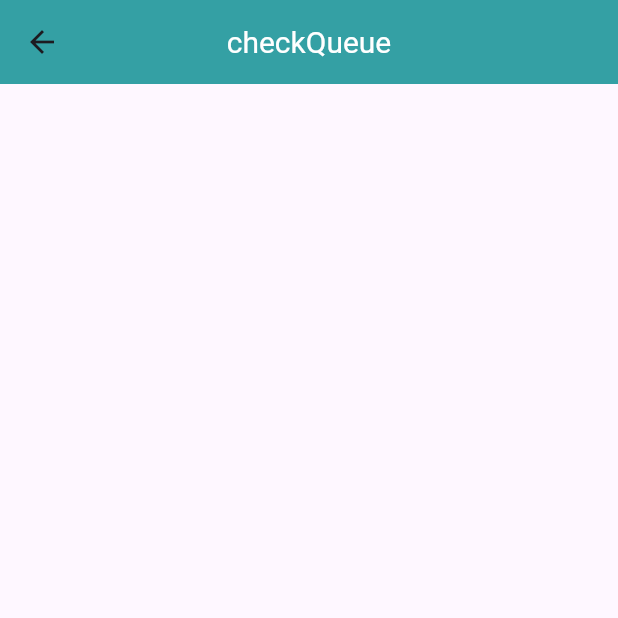
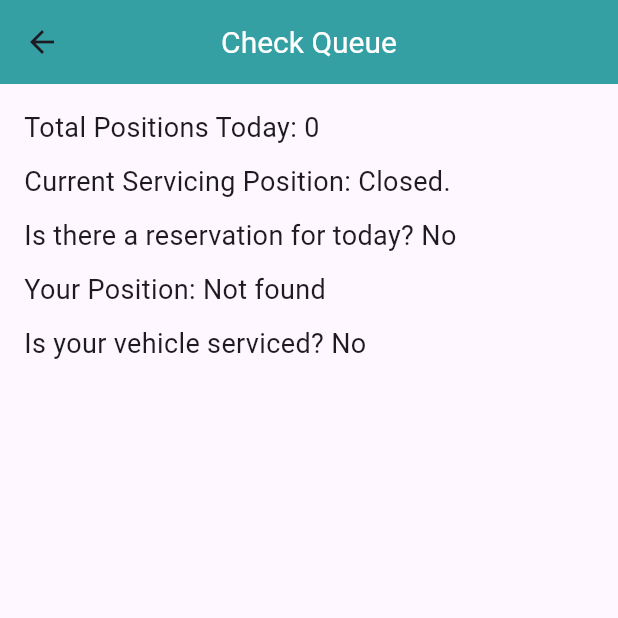
Before and after one commit to PahanKawindu/AutoQ, a Flutter app: the CheckQueue screen opened directly, on a phone screen of 412 x 824 dp, the top half of it. Run offline on Flutter 3.47's test engine with Material 3 defaults, Android fonts, the phone set to English and light mode, and no system bars; our stand-ins replace cloud_firestore, firebase_auth, firebase_core, shared_preferences, smooth_page_indicator, table_calendar; accounts and stored records are empty.

Commit message:
All queue data retrieved
Added new methord to get today queue data in queue.dart call getTodayQueueInfo.

```diff
--- a/lib/screens/main_features_screens/check_queue.dart
+++ b/lib/screens/main_features_screens/check_queue.dart
@@ -1,14 +1,52 @@
 import 'package:flutter/material.dart';
+import 'package:test_flutter1/controller/Helper_models/queue.dart';
+
 
 class CheckQueue extends StatelessWidget {
+  final QueueService queueService = QueueService();
 
   @override
   Widget build(BuildContext context) {
-
     return Scaffold(
       appBar: AppBar(
-        title: Text('checkQueue'),
+        title: Text('Check Queue'),
         backgroundColor: Color(0xFF34A0A4),
+      ),
+      body: FutureBuilder<Map<String, dynamic>>(
+        future: queueService.getTodayQueueInfo(), // Call the new method here
+        builder: (context, snapshot) {
+          if (snapshot.connectionState == ConnectionState.waiting) {
+            return Center(child: CircularProgressIndicator());
+          } else if (snapshot.hasError) {
+            return Center(child: Text('Error: ${snapshot.error}'));
+          } else if (!snapshot.hasData) {
+            return Center(child: Text('No data available'));
+          }
+
+          final data = snapshot.data!;
+
+          // Ensure values are non-null and default to false if null
+          bool isReservationForToday = data['hasReservation'] ?? false;
+          bool isServiced = data['isServiced'] ?? false;
+
+          return Padding(
+            padding: const EdgeInsets.all(16.0),
+            child: Column(
+              crossAxisAlignment: CrossAxisAlignment.start,
+              children: [
+                Text('Total Positions Today: ${data['totalPositionsToday']}', style: TextStyle(fontSize: 18)),
+                SizedBox(height: 10),
+                Text('Current Servicing Position: ${data['currentServicingPosition']}', style: TextStyle(fontSize: 18)),
+                SizedBox(height: 10),
+                Text('Is there a reservation for today? ${isReservationForToday ? 'Yes' : 'No'}', style: TextStyle(fontSize: 18)),
+                SizedBox(height: 10),
+                Text('Your Position: ${data['userPosition'] ?? 'Not found'}', style: TextStyle(fontSize: 18)),
+                SizedBox(height: 10),
+                Text('Is your vehicle serviced? ${isServiced ? 'Yes' : 'No'}', style: TextStyle(fontSize: 18)),
+              ],
+            ),
+          );
+        },
       ),
     );
   }
```
Also changed, not shown: lib/controller/Helper_models/queue.dart (+102 -0 lines).
